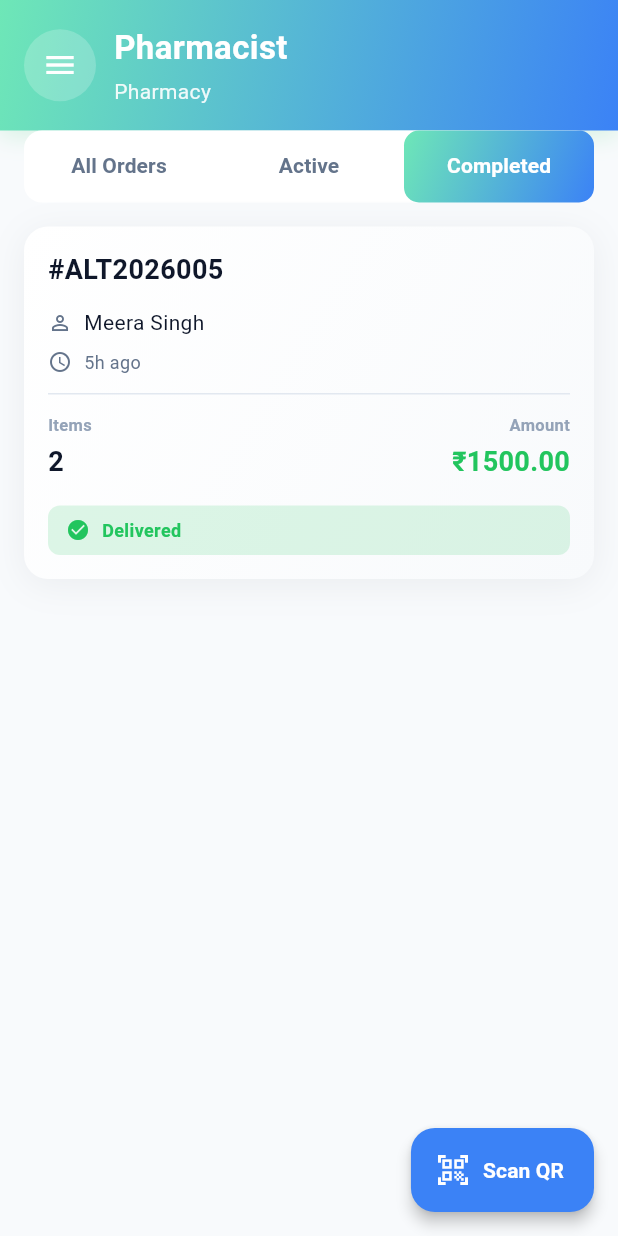
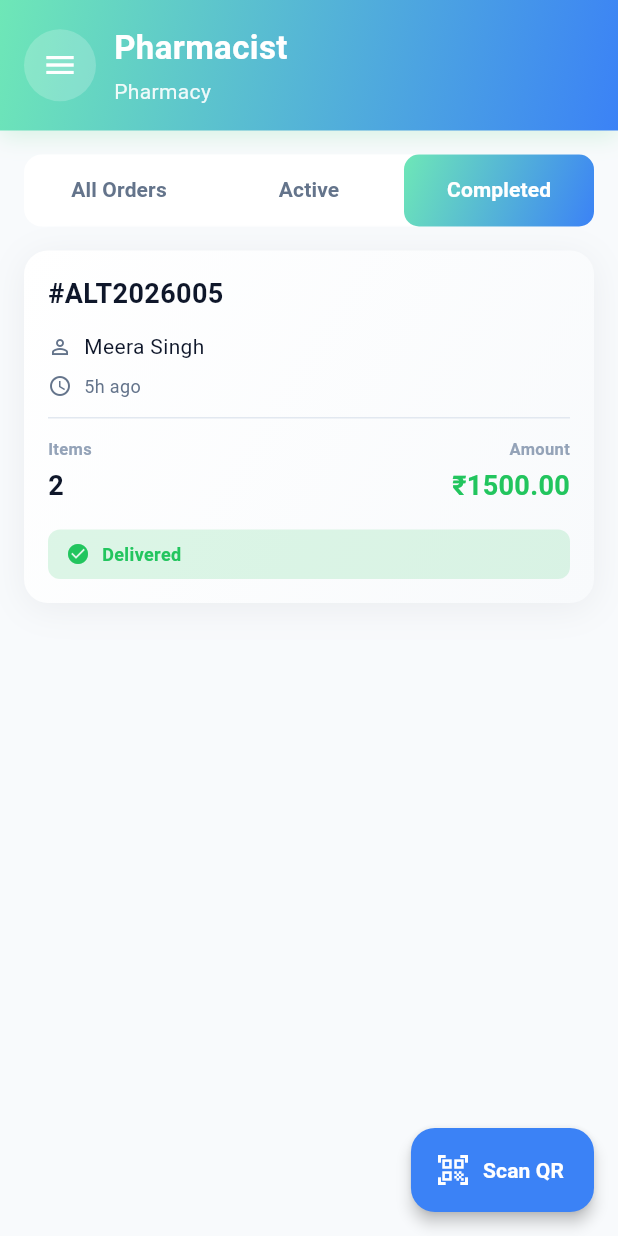
Before and after one commit to Dev-Ayan-Dasgupta/flutter_althea_pharmacy, a Flutter app: the OrdersQueueScreen screen opened directly, tab 3 chosen, on a phone screen of 412 x 824 dp. Run offline on Flutter 3.47's test engine with Material 3 defaults, Android fonts, the phone set to English and light mode, and no system bars; our stand-ins replace dartz, fl_chart, flutter_riverpod, freezed_annotation, go_router, google_fonts and 9 more; missing offline and left inert: universal_html; accounts and stored records are empty; generated files the repository leaves out were written again; Roboto replaces fonts that are missing (Baloo Bhaijaan 2).

Commit message:
minor fixes

```diff
--- a/lib/core/theme/app_colors.dart
+++ b/lib/core/theme/app_colors.dart
@@ -124,7 +124,7 @@ class AppColors {
     BoxShadow(
       color: Colors.black.withValues(alpha: 0.2),
       blurRadius: 20,
-      offset: const Offset(0, 4),
+      offset: const Offset(4, 4),
     ),
   ];
 
--- a/lib/features/auth/presentation/screens/login_screen.dart
+++ b/lib/features/auth/presentation/screens/login_screen.dart
@@ -12,8 +12,6 @@ class LoginScreen extends ConsumerWidget {
 
   @override
   Widget build(BuildContext context, WidgetRef ref) {
-    final authAsync = ref.watch(authProvider);
-
     // Listen to auth state changes
     ref.listen<AsyncValue>(authProvider, (previous, next) {
       next.when(
--- a/lib/features/orders/presentation/screens/orders_queue_screen.dart
+++ b/lib/features/orders/presentation/screens/orders_queue_screen.dart
@@ -157,6 +157,7 @@ class _OrdersQueueScreenState extends ConsumerState<OrdersQueueScreen>
                             ),
                           ),
 
+                        const SizedBox(height: 16),
                         // Tab Bar
                         _buildTabBar(context),
 
@@ -169,6 +170,8 @@ class _OrdersQueueScreenState extends ConsumerState<OrdersQueueScreen>
                             child: _buildOrdersList(context, ordersState),
                           ),
                         ),
+
+                        const SizedBox(height: 16),
                       ],
                     ),
                   ),
```
Also changed, not shown: lib/features/auth/presentation/widgets/login_form.dart (+9 -4 lines).
